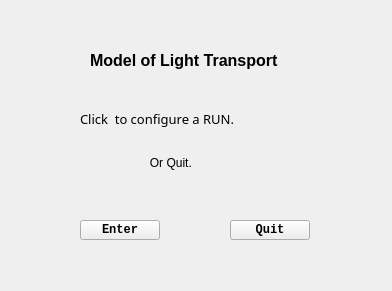
Qt form start.ui (SimonCqk/Photon_Propagation_Simulation) before a commit.
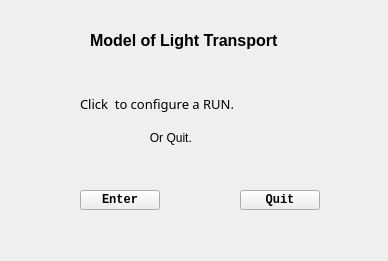
The same form after that commit.

Commit message: connect to start page.

Patch:
```diff
--- a/start.ui
+++ b/start.ui
@@ -6,8 +6,8 @@
    <rect>
     <x>0</x>
     <y>0</y>
-    <width>392</width>
-    <height>291</height>
+    <width>388</width>
+    <height>261</height>
    </rect>
   </property>
   <property name="sizePolicy">
@@ -26,7 +26,7 @@
    <property name="geometry">
     <rect>
      <x>80</x>
-     <y>220</y>
+     <y>190</y>
      <width>80</width>
      <height>20</height>
     </rect>
@@ -51,8 +51,8 @@
   <widget class="QPushButton" name="QuitButton">
    <property name="geometry">
     <rect>
-     <x>230</x>
-     <y>220</y>
+     <x>240</x>
+     <y>190</y>
      <width>80</width>
      <height>20</height>
     </rect>
@@ -78,7 +78,7 @@
    <property name="geometry">
     <rect>
      <x>90</x>
-     <y>40</y>
+     <y>20</y>
      <width>211</width>
      <height>41</height>
     </rect>
@@ -105,9 +105,9 @@
    <property name="geometry">
     <rect>
      <x>80</x>
-     <y>100</y>
+     <y>90</y>
      <width>231</width>
-     <height>81</height>
+     <height>61</height>
     </rect>
    </property>
    <layout class="QVBoxLayout" name="verticalLayout">
```
The commit also changes 11 other files.
